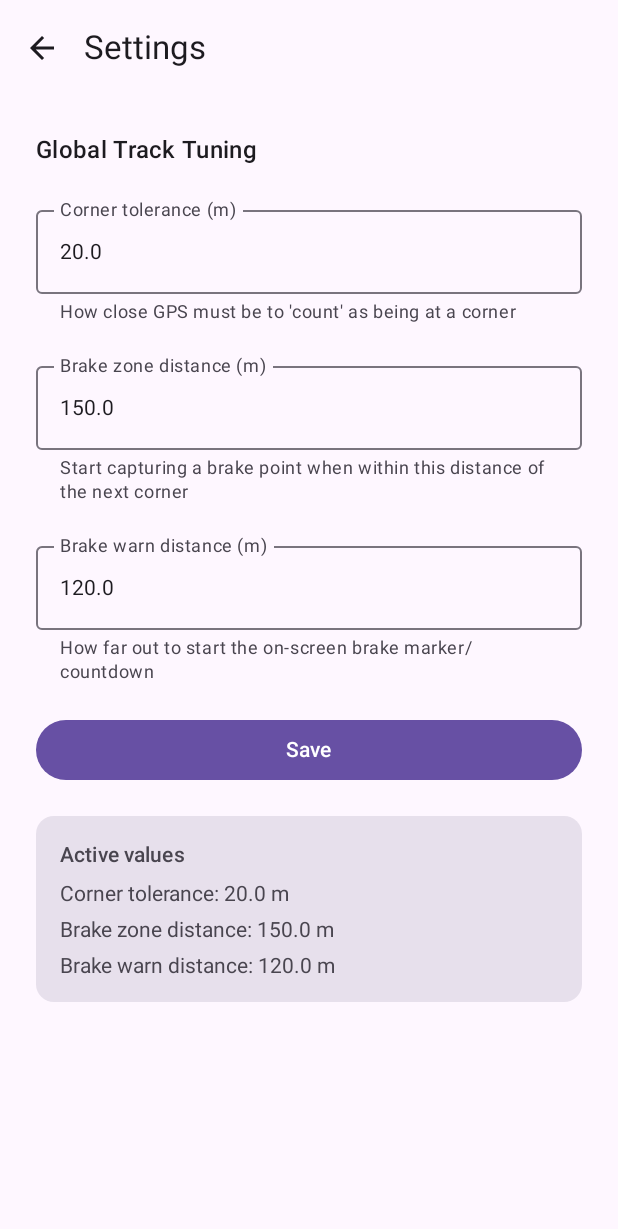
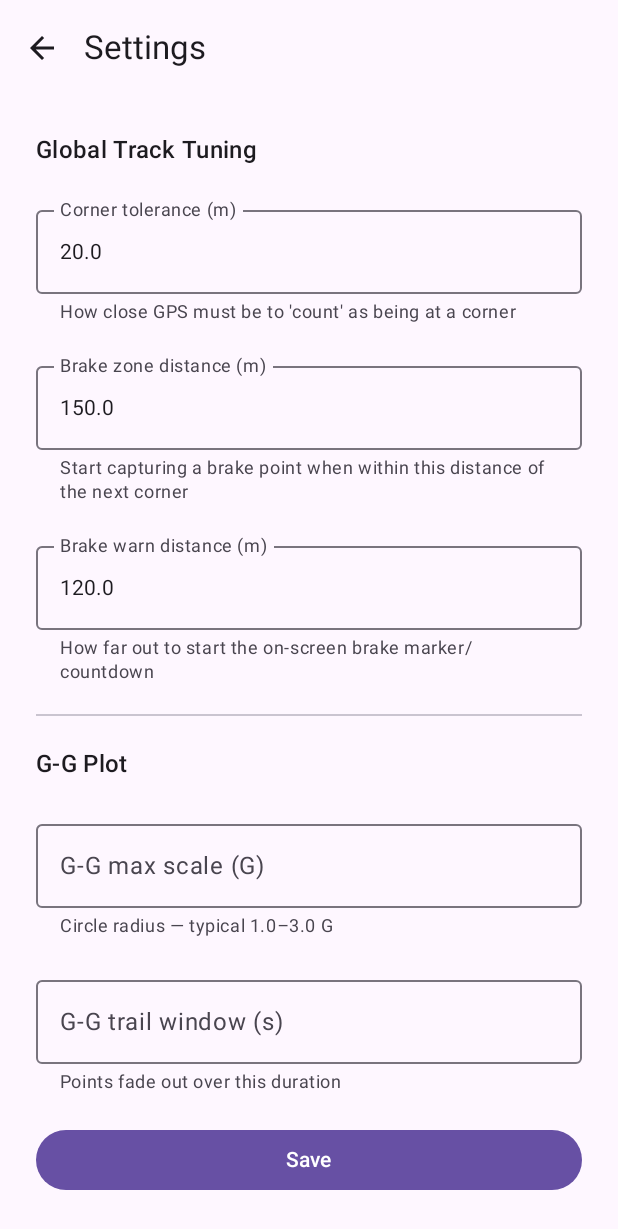
Before and after one commit to davef-dci/HotLapMobile, an Android app built with Jetpack Compose: the screen it shows after launch (MainActivity), after a tap on "Settings", on a phone screen of 412 x 824 dp. Shown: the top 1229 px of the screen. Run offline under Robolectric (Android 15) with nearby library versions, the phone set to English and light mode, and no system bars.

Commit message:
added settings for GG plot

```diff
--- a/app/src/main/java/com/example/hotlapmobile/config/TrackConfig.kt
+++ b/app/src/main/java/com/example/hotlapmobile/config/TrackConfig.kt
@@ -5,7 +5,11 @@ data class LatLon(val lat: Double, val lon: Double)
 data class GlobalSettings(
     val cornerToleranceM: Double,
     val brakeZoneDistanceM: Double,
-    val brakeWarnDistanceM: Double
+    val brakeWarnDistanceM: Double,
+
+    val ggMaxAbsG: Double = 1.5,
+    val ggTrailSeconds: Double = 3.0
+
 )
 
 // these are our current built-in defaults
--- a/app/src/main/java/com/example/hotlapmobile/data/SettingsRepo.kt
+++ b/app/src/main/java/com/example/hotlapmobile/data/SettingsRepo.kt
@@ -20,6 +20,10 @@ class SettingsRepo(private val context: Context) {
         val cornerTolM      = doublePreferencesKey("corner_tolerance_m")
         val brakeZoneM      = doublePreferencesKey("brake_zone_distance_m")
         val brakeWarnM      = doublePreferencesKey("brake_warn_distance_m")
+
+        // G-G plot settings
+        val ggMaxAbsG    = doublePreferencesKey("gg_max_abs_g")       // e.g., 1.5
+        val ggTrailSec   = doublePreferencesKey("gg_trail_seconds")   // e.g., 3.0
     }
 
     /**
@@ -33,6 +37,10 @@ class SettingsRepo(private val context: Context) {
             cornerToleranceM    = prefs[Keys.cornerTolM] ?: def.cornerToleranceM,
             brakeZoneDistanceM  = prefs[Keys.brakeZoneM] ?: def.brakeZoneDistanceM,
             brakeWarnDistanceM  = prefs[Keys.brakeWarnM] ?: def.brakeWarnDistanceM,
+            // NEW: use persisted value if present, otherwise default
+            ggMaxAbsG           = prefs[Keys.ggMaxAbsG] ?: def.ggMaxAbsG,
+            ggTrailSeconds      = prefs[Keys.ggTrailSec] ?: def.ggTrailSeconds
+
         )
     }
 
--- a/app/src/main/java/com/example/hotlapmobile/ui/SettingsScreen.kt
+++ b/app/src/main/java/com/example/hotlapmobile/ui/SettingsScreen.kt
@@ -37,6 +37,10 @@ fun SettingsScreen(
     var cornerTolText  by rememberSaveable { mutableStateOf("") }
     var brakeZoneText  by rememberSaveable { mutableStateOf("") }
     var brakeWarnText  by rememberSaveable { mutableStateOf("") }
+
+    // for GG plot
+    var ggMaxAbsGText  by rememberSaveable { mutableStateOf("") }
+    var ggTrailSecText by rememberSaveable { mutableStateOf("") }
 
 // Whenever globalSettings changes (on save or when screen re-enters),
 // update the text fields to reflect the latest active values.
@@ -110,6 +114,28 @@ fun SettingsScreen(
                 modifier = Modifier.fillMaxWidth()
             )
 
+            Divider()
+            Text("G-G Plot", style = MaterialTheme.typography.titleMedium)
+
+            OutlinedTextField(
+                value = ggMaxAbsGText,
+                onValueChange = { ggMaxAbsGText = it },
+                label = { Text("G-G max scale (G)") },
+                supportingText = { Text("Circle radius — typical 1.0–3.0 G") },
+                keyboardOptions = KeyboardOptions(keyboardType = KeyboardType.Decimal),
+                modifier = Modifier.fillMaxWidth()
+            )
+
+            OutlinedTextField(
+                value = ggTrailSecText,
+                onValueChange = { ggTrailSecText = it },
+                label = { Text("G-G trail window (s)") },
+                supportingText = { Text("Points fade out over this duration") },
+                keyboardOptions = KeyboardOptions(keyboardType = KeyboardType.Decimal),
+                modifier = Modifier.fillMaxWidth()
+            )
+
+
             Button(
                 onClick = {
                     // When the user taps Save:
@@ -117,12 +143,18 @@ fun SettingsScreen(
                     val newBrakeZone   = toDoubleOr(globalSettings.brakeZoneDistanceM, brakeZoneText)
                     val newBrakeWarn   = toDoubleOr(globalSettings.brakeWarnDistanceM, brakeWarnText)
 
+                    // NEW: parse + clamp to sensible ranges
+                    val newGgMaxAbsG  = toDoubleOr(globalSettings.ggMaxAbsG, ggMaxAbsGText).coerceIn(0.5, 5.0)
+                    val newGgTrailSec = toDoubleOr(globalSettings.ggTrailSeconds, ggTrailSecText).coerceIn(0.2, 20.0)
+
                     scope.launch {
                         settingsRepo.updateAll(
                             com.example.hotlapmobile.config.GlobalSettings(
                                 cornerToleranceM   = newCornerTol,
                                 brakeZoneDistanceM = newBrakeZone,
-                                brakeWarnDistanceM = newBrakeWarn
+                                brakeWarnDistanceM = newBrakeWarn,
+                                ggMaxAbsG          = newGgMaxAbsG,     // NEW
+                                ggTrailSeconds     = newGgTrailSec     // NEW
                             )
                         )
                     }
```
